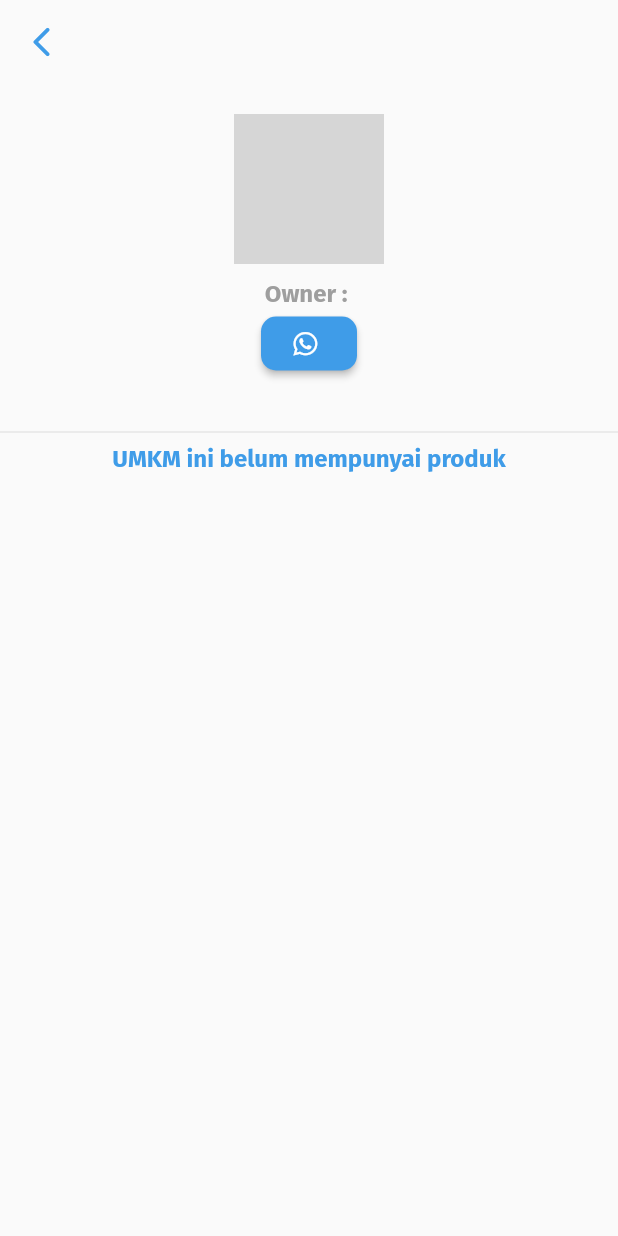
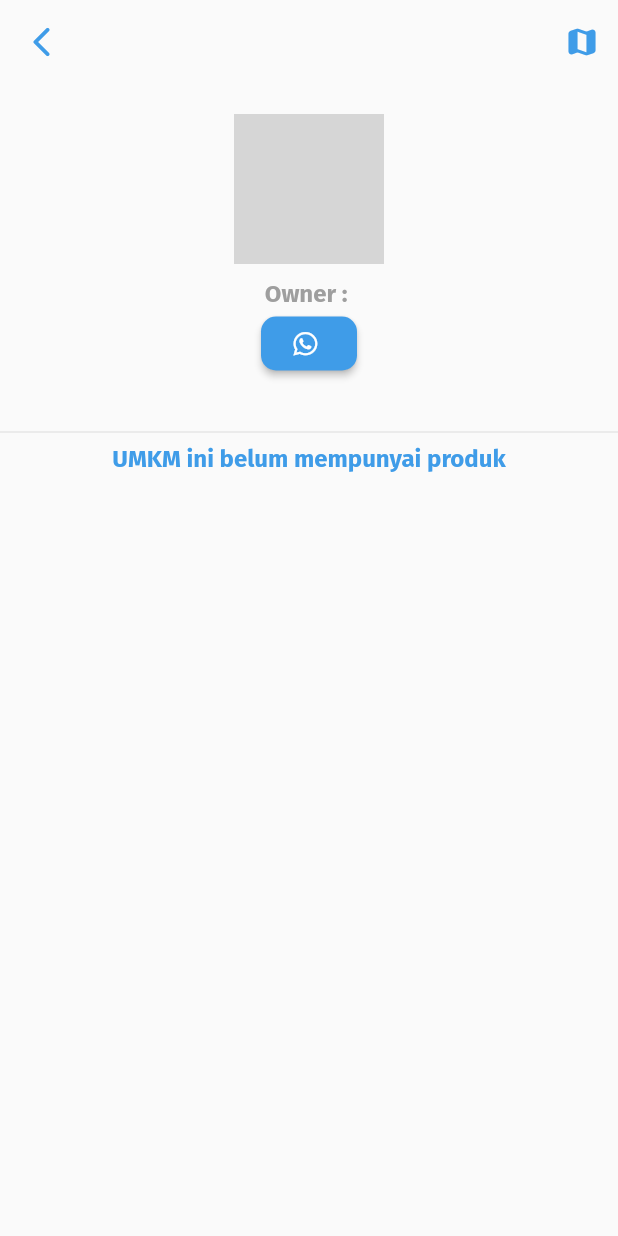
Before and after one commit to ardiirfanto/s-umkm, a Flutter app: the UmkmDetailPage screen opened directly with empty values, on a phone screen of 412 x 824 dp. Run offline on Flutter 3.47's test engine with Material 2 defaults, Android fonts, the light colour scheme and no system bars; drawn by our look-alikes of cached_network_image; our stand-ins replace dio, flutter_spinkit, fluttericon, get, google_fonts; network calls fail; grey boxes are pictures that could not be loaded.

Commit message:
update location

```diff
--- a/lib/models/umkm.dart
+++ b/lib/models/umkm.dart
@@ -22,6 +22,8 @@ class Umkm {
     this.username,
     this.password,
     this.role,
+    this.lat,
+    this.lng,
     this.items,
   });
 
@@ -35,6 +37,8 @@ class Umkm {
   String username;
   String password;
   String role;
+  String lat;
+  String lng;
   List<Item> items;
 
   factory Umkm.fromJson(Map<String, dynamic> json) => Umkm(
@@ -48,6 +52,8 @@ class Umkm {
         username: json["username"],
         password: json["password"],
         role: json["role"],
+        lat: json["lat"],
+        lng: json["lng"],
         items: List<Item>.from(json["items"].map((x) => Item.fromJson(x))),
       );
 
--- a/lib/views/umkm_detail_page.dart
+++ b/lib/views/umkm_detail_page.dart
@@ -30,6 +30,17 @@ class UmkmDetailPage extends StatelessWidget {
             color: primaryColor,
           ),
         ),
+        actions: [
+          IconButton(
+            icon: Icon(
+              Icons.map_rounded,
+              color: primaryColor,
+            ),
+            onPressed: () async => await launch(
+              "http://maps.google.com/maps?q=${val.lat},${val.lng}",
+            ),
+          )
+        ],
       ),
       body: Container(
         width: Get.width,
```
Also changed, not shown: lib/views/umkm_page.dart (+6 -7 lines).
